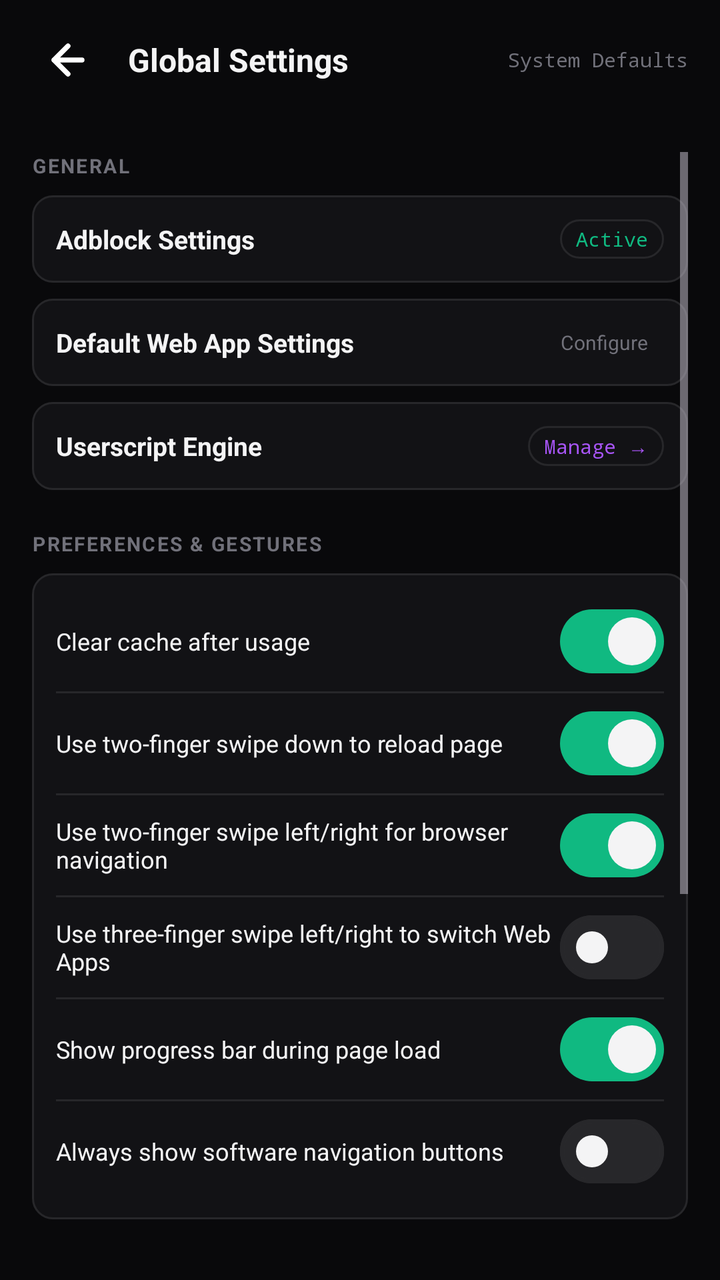
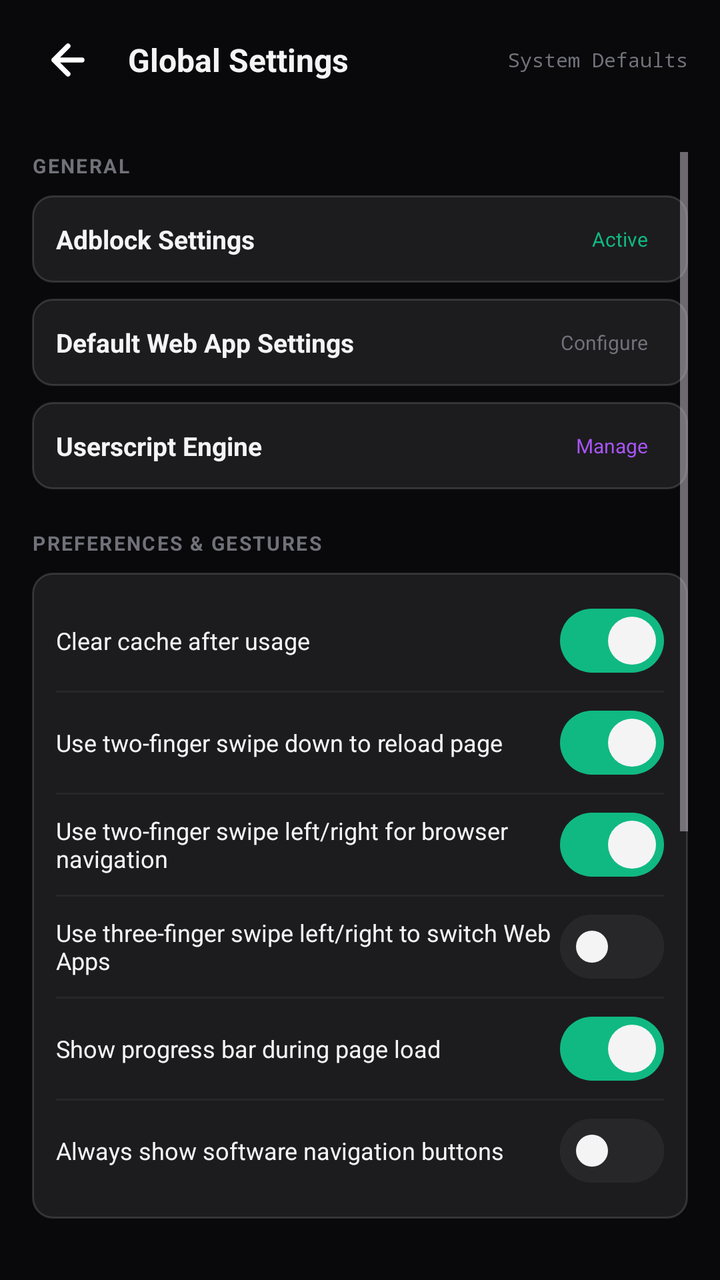

Before-and-after screenshots of an Android layout around one commit, followed by the original layout XML and the change that was made.
<!-- AndroidManifest.xml: application theme Theme.Scaffold -->
<!-- res/layout/activity_settings.xml -->
<?xml version="1.0" encoding="utf-8"?>
<LinearLayout xmlns:android="http://schemas.android.com/apk/res/android"
    xmlns:app="http://schemas.android.com/apk/res-auto"
    android:id="@+id/settings_root_layout"
    android:layout_width="match_parent"
    android:layout_height="match_parent"
    android:orientation="vertical"
    android:background="@color/bg_primary">

    
    <LinearLayout
        android:id="@+id/settings_header_layout"
        android:layout_width="match_parent"
        android:layout_height="wrap_content"
        android:orientation="horizontal"
        android:gravity="center_vertical"
        android:paddingHorizontal="16dp"
        android:paddingVertical="12dp"
        android:background="#15121215">

        <ImageButton
            android:id="@+id/settings_btn_back"
            android:layout_width="36dp"
            android:layout_height="36dp"
            android:background="?attr/selectableItemBackgroundBorderless"
            android:src="@drawable/ic_arrow_back"
            android:contentDescription="Back" />

        <TextView
            android:layout_width="0dp"
            android:layout_height="wrap_content"
            android:layout_weight="1"
            android:layout_marginStart="12dp"
            android:text="@string/global_settings"
            android:textColor="@color/text_primary"
            android:textSize="16sp"
            android:textStyle="bold" />

        <TextView
            android:layout_width="wrap_content"
            android:layout_height="wrap_content"
            android:text="System Defaults"
            android:textColor="@color/text_muted"
            android:textSize="10sp"
            android:fontFamily="monospace" />
    </LinearLayout>

    <ScrollView
        android:layout_width="match_parent"
        android:layout_height="match_parent"
        android:padding="16dp">

        <LinearLayout
            android:layout_width="match_parent"
            android:layout_height="wrap_content"
            android:orientation="vertical"
            android:paddingBottom="32dp">

            
            <TextView
                android:layout_width="wrap_content"
                android:layout_height="wrap_content"
                android:text="GENERAL"
                android:textColor="@color/text_muted"
                android:textSize="10sp"
                android:textStyle="bold"
                android:letterSpacing="0.08" />

            
            <LinearLayout
                android:id="@+id/settings_row_adblock"
                android:layout_width="match_parent"
                android:layout_height="wrap_content"
                android:orientation="horizontal"
                android:gravity="center_vertical"
                android:background="@drawable/bg_card"
                android:foreground="?attr/selectableItemBackground"
                android:padding="12dp"
                android:layout_marginTop="8dp"
                android:clickable="true"
                android:focusable="true">

                <TextView
                    android:layout_width="0dp"
                    android:layout_height="wrap_content"
                    android:layout_weight="1"
                    android:text="Adblock Settings"
                    android:textColor="@color/text_primary"
                    android:textSize="13sp"
                    android:textStyle="bold" />

                <TextView
                    android:layout_width="wrap_content"
                    android:layout_height="wrap_content"
                    android:text="Active"
                    android:textColor="@color/accent_emerald"
                    android:textSize="10sp"
                    android:fontFamily="monospace"
                    android:paddingHorizontal="8dp"
                    android:paddingVertical="3dp"
                    android:background="@drawable/bg_card" />
            </LinearLayout>

            
            <LinearLayout
                android:id="@+id/settings_row_default_app"
                android:layout_width="match_parent"
                android:layout_height="wrap_content"
                android:orientation="horizontal"
                android:gravity="center_vertical"
                android:background="@drawable/bg_card"
                android:foreground="?attr/selectableItemBackground"
                android:padding="12dp"
                android:layout_marginTop="8dp"
                android:clickable="true"
                android:focusable="true">

                <TextView
                    android:layout_width="0dp"
                    android:layout_height="wrap_content"
                    android:layout_weight="1"
                    android:text="Default Web App Settings"
                    android:textColor="@color/text_primary"
                    android:textSize="13sp"
                    android:textStyle="bold" />

                <TextView
                    android:layout_width="wrap_content"
                    android:layout_height="wrap_content"
                    android:text="Configure"
                    android:textColor="@color/text_muted"
                    android:textSize="10sp"
                    android:paddingHorizontal="8dp"
                    android:paddingVertical="3dp" />
            </LinearLayout>

            
            <LinearLayout
                android:id="@+id/settings_row_userscripts"
                android:layout_width="match_parent"
                android:layout_height="wrap_content"
                android:orientation="horizontal"
                android:gravity="center_vertical"
                android:background="@drawable/bg_card"
                android:foreground="?attr/selectableItemBackground"
                android:padding="12dp"
                android:layout_marginTop="8dp"
                android:clickable="true"
                android:focusable="true">

                <TextView
                    android:layout_width="0dp"
                    android:layout_height="wrap_content"
                    android:layout_weight="1"
                    android:text="Userscript Engine"
                    android:textColor="@color/text_primary"
                    android:textSize="13sp"
                    android:textStyle="bold" />

                <TextView
                    android:layout_width="wrap_content"
                    android:layout_height="wrap_content"
                    android:text="Manage →"
                    android:textColor="@color/accent_purple_bright"
                    android:textSize="10sp"
                    android:fontFamily="monospace"
                    android:paddingHorizontal="8dp"
                    android:paddingVertical="3dp"
                    android:background="@drawable/bg_card" />
            </LinearLayout>

            
            <TextView
                android:layout_width="wrap_content"
                android:layout_height="wrap_content"
                android:layout_marginTop="20dp"
                android:text="PREFERENCES &amp; GESTURES"
                android:textColor="@color/text_muted"
                android:textSize="10sp"
                android:textStyle="bold"
                android:letterSpacing="0.08" />

            <LinearLayout
                android:layout_width="match_parent"
                android:layout_height="wrap_content"
                android:orientation="vertical"
                android:background="@drawable/bg_card"
                android:padding="12dp"
                android:layout_marginTop="8dp">

                
                <LinearLayout
                    android:layout_width="match_parent"
                    android:layout_height="44dp"
                    android:orientation="horizontal"
                    android:gravity="center_vertical">

                    <TextView
                        android:layout_width="0dp"
                        android:layout_height="wrap_content"
                        android:layout_weight="1"
                        android:text="Clear cache after usage"
                        android:textColor="@color/text_primary"
                        android:textSize="12sp" />

                    <com.google.android.material.materialswitch.MaterialSwitch
                        android:id="@+id/settings_switch_clear_cache"
                        android:layout_width="wrap_content"
                        android:layout_height="wrap_content"
                        android:checked="true"
                        app:thumbTint="@color/text_primary"
                        app:trackTint="@color/switch_track" />
                </LinearLayout>

                <View
                    android:layout_width="match_parent"
                    android:layout_height="1dp"
                    android:background="@color/border_primary"
                    android:layout_marginVertical="3dp" />

                
                <LinearLayout
                    android:layout_width="match_parent"
                    android:layout_height="44dp"
                    android:orientation="horizontal"
                    android:gravity="center_vertical">

                    <TextView
                        android:layout_width="0dp"
                        android:layout_height="wrap_content"
                        android:layout_weight="1"
                        android:text="Use two-finger swipe down to reload page"
                        android:textColor="@color/text_primary"
                        android:textSize="12sp" />

                    <com.google.android.material.materialswitch.MaterialSwitch
                        android:id="@+id/settings_switch_reload_gesture"
                        android:layout_width="wrap_content"
                        android:layout_height="wrap_content"
                        android:checked="true"
                        app:thumbTint="@color/text_primary"
                        app:trackTint="@color/switch_track" />
                </LinearLayout>

                <View
                    android:layout_width="match_parent"
                    android:layout_height="1dp"
                    android:background="@color/border_primary"
                    android:layout_marginVertical="3dp" />

                
                <LinearLayout
                    android:layout_width="match_parent"
                    android:layout_height="44dp"
                    android:orientation="horizontal"
                    android:gravity="center_vertical">

                    <TextView
                        android:layout_width="0dp"
                        android:layout_height="wrap_content"
                        android:layout_weight="1"
                        android:text="Use two-finger swipe left/right for browser navigation"
                        android:textColor="@color/text_primary"
                        android:textSize="12sp" />

                    <com.google.android.material.materialswitch.MaterialSwitch
                        android:id="@+id/settings_switch_nav_gesture"
                        android:layout_width="wrap_content"
                        android:layout_height="wrap_content"
                        android:checked="true"
                        app:thumbTint="@color/text_primary"
                        app:trackTint="@color/switch_track" />
                </LinearLayout>

                <View
                    android:layout_width="match_parent"
                    android:layout_height="1dp"
                    android:background="@color/border_primary"
                    android:layout_marginVertical="3dp" />

                
                <LinearLayout
                    android:layout_width="match_parent"
                    android:layout_height="44dp"
                    android:orientation="horizontal"
                    android:gravity="center_vertical">

                    <TextView
                        android:layout_width="0dp"
                        android:layout_height="wrap_content"
                        android:layout_weight="1"
                        android:text="Use three-finger swipe left/right to switch Web Apps"
                        android:textColor="@color/text_primary"
                        android:textSize="12sp" />

                    <com.google.android.material.materialswitch.MaterialSwitch
                        android:id="@+id/settings_switch_app_switch_gesture"
                        android:layout_width="wrap_content"
                        android:layout_height="wrap_content"
                        android:checked="false"
                        app:thumbTint="@color/text_primary"
                        app:trackTint="@color/switch_track" />
                </LinearLayout>

                <View
                    android:layout_width="match_parent"
                    android:layout_height="1dp"
                    android:background="@color/border_primary"
                    android:layout_marginVertical="3dp" />

                
                <LinearLayout
                    android:layout_width="match_parent"
                    android:layout_height="44dp"
                    android:orientation="horizontal"
                    android:gravity="center_vertical">

                    <TextView
                        android:layout_width="0dp"
                        android:layout_height="wrap_content"
                        android:layout_weight="1"
                        android:text="Show progress bar during page load"
                        android:textColor="@color/text_primary"
                        android:textSize="12sp" />

                    <com.google.android.material.materialswitch.MaterialSwitch
                        android:id="@+id/settings_switch_progress_bar"
                        android:layout_width="wrap_content"
                        android:layout_height="wrap_content"
                        android:checked="true"
                        app:thumbTint="@color/text_primary"
                        app:trackTint="@color/switch_track" />
                </LinearLayout>

                <View
                    android:layout_width="match_parent"
                    android:layout_height="1dp"
                    android:background="@color/border_primary"
                    android:layout_marginVertical="3dp" />

                
                <LinearLayout
                    android:layout_width="match_parent"
                    android:layout_height="44dp"
                    android:orientation="horizontal"
                    android:gravity="center_vertical">

                    <TextView
                        android:layout_width="0dp"
                        android:layout_height="wrap_content"
                        android:layout_weight="1"
                        android:text="Always show software navigation buttons"
                        android:textColor="@color/text_primary"
                        android:textSize="12sp" />

                    <com.google.android.material.materialswitch.MaterialSwitch
                        android:id="@+id/settings_switch_software_nav"
                        android:layout_width="wrap_content"
                        android:layout_height="wrap_content"
                        android:checked="false"
                        app:thumbTint="@color/text_primary"
                        app:trackTint="@color/switch_track" />
                </LinearLayout>

            </LinearLayout>

            
            <TextView
                android:layout_width="wrap_content"
                android:layout_height="wrap_content"
                android:layout_marginTop="20dp"
                android:text="STORAGE &amp; CACHE"
                android:textColor="@color/text_muted"
                android:textSize="10sp"
                android:textStyle="bold"
                android:letterSpacing="0.08" />

            <LinearLayout
                android:layout_width="match_parent"
                android:layout_height="wrap_content"
                android:orientation="horizontal"
                android:gravity="center_vertical"
                android:background="@drawable/bg_card"
                android:padding="12dp"
                android:layout_marginTop="8dp">

                <LinearLayout
                    android:layout_width="0dp"
                    android:layout_height="wrap_content"
                    android:layout_weight="1"
                    android:orientation="vertical">

                    <TextView
                        android:layout_width="wrap_content"
                        android:layout_height="wrap_content"
                        android:text="Cached Web Data"
                        android:textColor="@color/text_primary"
                        android:textSize="13sp"
                        android:textStyle="bold" />

                    <TextView
                        android:id="@+id/settings_tv_cache_size"
                        android:layout_width="wrap_content"
                        android:layout_height="wrap_content"
                        android:layout_marginTop="1dp"
                        android:text="Calculating... (500 MB auto-purge threshold)"
                        android:textColor="@color/text_muted"
                        android:textSize="10sp"
                        android:fontFamily="monospace" />
                </LinearLayout>

                <TextView
                    android:id="@+id/settings_btn_clear_cache"
                    android:layout_width="wrap_content"
                    android:layout_height="wrap_content"
                    android:text="Clear Cache"
                    android:textColor="@color/accent_rose"
                    android:textSize="12sp"
                    android:textStyle="bold"
                    android:padding="6dp" />
            </LinearLayout>

            
            <TextView
                android:layout_width="wrap_content"
                android:layout_height="wrap_content"
                android:layout_marginTop="20dp"
                android:text="BACKUP &amp; PORTABILITY"
                android:textColor="@color/text_muted"
                android:textSize="10sp"
                android:textStyle="bold"
                android:letterSpacing="0.08" />

            <LinearLayout
                android:layout_width="match_parent"
                android:layout_height="wrap_content"
                android:orientation="horizontal"
                android:layout_marginTop="8dp">

                <TextView
                    android:id="@+id/settings_btn_export"
                    android:layout_width="0dp"
                    android:layout_height="40dp"
                    android:layout_weight="1"
                    android:background="@drawable/bg_card"
                    android:foreground="?attr/selectableItemBackground"
                    android:gravity="center"
                    android:text="Export Settings &amp; Web Apps"
                    android:textColor="@color/text_primary"
                    android:textSize="11sp"
                    android:textStyle="bold"
                    android:clickable="true"
                    android:focusable="true" />

                <TextView
                    android:id="@+id/settings_btn_import"
                    android:layout_width="0dp"
                    android:layout_height="40dp"
                    android:layout_weight="1"
                    android:layout_marginStart="8dp"
                    android:background="@drawable/bg_card"
                    android:foreground="?attr/selectableItemBackground"
                    android:gravity="center"
                    android:text="Import Settings &amp; Web Apps"
                    android:textColor="@color/text_primary"
                    android:textSize="11sp"
                    android:textStyle="bold"
                    android:clickable="true"
                    android:focusable="true" />
            </LinearLayout>

            
            <TextView
                android:layout_width="wrap_content"
                android:layout_height="wrap_content"
                android:layout_marginTop="20dp"
                android:text="ABOUT &amp; SYSTEM"
                android:textColor="@color/text_muted"
                android:textSize="10sp"
                android:textStyle="bold"
                android:letterSpacing="0.08" />

            <LinearLayout
                android:id="@+id/settings_row_about"
                android:layout_width="match_parent"
                android:layout_height="wrap_content"
                android:orientation="horizontal"
                android:gravity="center_vertical"
                android:background="@drawable/bg_card"
                android:foreground="?attr/selectableItemBackground"
                android:padding="12dp"
                android:layout_marginTop="8dp"
                android:clickable="true"
                android:focusable="true">

                <TextView
                    android:layout_width="0dp"
                    android:layout_height="wrap_content"
                    android:layout_weight="1"
                    android:text="About Scraffold &amp; Licenses"
                    android:textColor="@color/text_primary"
                    android:textSize="13sp"
                    android:textStyle="bold" />

                <TextView
                    android:id="@+id/settings_tv_about_version"
                    android:layout_width="wrap_content"
                    android:layout_height="wrap_content"
                    android:text="v1.0.1 →"
                    android:textColor="@color/accent_emerald"
                    android:textSize="11sp"
                    android:fontFamily="monospace" />
            </LinearLayout>

        </LinearLayout>
    </ScrollView>

</LinearLayout>
<!-- resources referenced by this layout -->
<resources>
  <color name="accent_emerald">#10B981</color>
  <color name="accent_purple_bright">#A855F7</color>
  <color name="accent_rose">#F43F5E</color>
  <color name="bg_primary">#09090B</color>
  <color name="border_primary">#27272A</color>
  <color name="text_muted">#71717A</color>
  <color name="text_primary">#F4F4F5</color>
  <!-- drawable bg_card (drawable) -->
  <?xml version="1.0" encoding="utf-8"?>
  <shape xmlns:android="http://schemas.android.com/apk/res/android"
      android:shape="rectangle">
      <solid android:color="@color/bg_surface" />
      <stroke
          android:width="1dp"
          android:color="@color/border_primary" />
      <corners android:radius="10dp" />
  </shape>
  <!-- drawable ic_arrow_back (drawable) -->
  <vector xmlns:android="http://schemas.android.com/apk/res/android"
      android:width="24dp"
      android:height="24dp"
      android:viewportWidth="24"
      android:viewportHeight="24">
      <path
          android:strokeColor="#FFFFFF"
          android:strokeWidth="2.5"
          android:strokeLineCap="round"
          android:strokeLineJoin="round"
          android:pathData="M19,12 L5,12 M12,19 L5,12 L12,5" />
  </vector>
  <string name="global_settings">Global Settings</string>
  <style name="Theme.Scaffold" parent="Theme.Material3.Dark.NoActionBar">
          
          <item name="android:windowBackground">@color/bg_primary</item>
          <item name="android:statusBarColor">@color/bg_primary</item>
          <item name="android:navigationBarColor">@color/bg_primary</item>
          <item name="android:windowLightStatusBar">false</item>
          <item name="android:windowLightNavigationBar">false</item>
  
          
          <item name="colorPrimary">@color/accent_emerald</item>
          <item name="colorOnPrimary">@color/text_on_accent</item>
          <item name="colorSurface">@color/bg_surface</item>
          <item name="colorOnSurface">@color/text_primary</item>
          <item name="colorOutline">@color/border_primary</item>
      </style>
  <color name="bg_surface">#121215</color>
  <color name="text_on_accent">#000000</color>
</resources>

<!-- the commit's change to res/layout/activity_settings.xml (unified diff, before → after) -->
@@ -46,6 +46,7 @@
     </LinearLayout>
 
     <ScrollView
+        android:id="@+id/settings_scroll"
         android:layout_width="match_parent"
         android:layout_height="match_parent"
         android:padding="16dp">
@@ -95,10 +96,8 @@
                     android:text="Active"
                     android:textColor="@color/accent_emerald"
                     android:textSize="10sp"
-                    android:fontFamily="monospace"
                     android:paddingHorizontal="8dp"
-                    android:paddingVertical="3dp"
-                    android:background="@drawable/bg_card" />
+                    android:paddingVertical="3dp" />
             </LinearLayout>
 
             
@@ -160,13 +159,11 @@
                 <TextView
                     android:layout_width="wrap_content"
                     android:layout_height="wrap_content"
-                    android:text="Manage →"
+                    android:text="Manage"
                     android:textColor="@color/accent_purple_bright"
                     android:textSize="10sp"
-                    android:fontFamily="monospace"
                     android:paddingHorizontal="8dp"
-                    android:paddingVertical="3dp"
-                    android:background="@drawable/bg_card" />
+                    android:paddingVertical="3dp" />
             </LinearLayout>
 
             
@@ -418,6 +415,46 @@
                     android:textSize="12sp"
                     android:textStyle="bold"
                     android:padding="6dp" />
+            </LinearLayout>
+
+            <LinearLayout
+                android:layout_width="match_parent"
+                android:layout_height="wrap_content"
+                android:orientation="horizontal"
+                android:gravity="center_vertical"
+                android:background="@drawable/bg_card"
+                android:padding="12dp"
+                android:layout_marginTop="8dp">
+
+                <LinearLayout
+                    android:layout_width="0dp"
+                    android:layout_height="wrap_content"
+                    android:layout_weight="1"
+                    android:orientation="vertical">
+
+                    <TextView
+                        android:layout_width="wrap_content"
+                        android:layout_height="wrap_content"
+                        android:text="Auto-clear at 500 MB"
+                        android:textColor="@color/text_primary"
+                        android:textSize="13sp"
+                        android:textStyle="bold" />
+
+                    <TextView
+                        android:layout_width="wrap_content"
+                        android:layout_height="wrap_content"
+                        android:layout_marginTop="1dp"
+                        android:text="Logins and cookies are kept"
+                        android:textColor="@color/text_muted"
+                        android:textSize="10sp" />
+                </LinearLayout>
+
+                <com.google.android.material.materialswitch.MaterialSwitch
+                    android:id="@+id/settings_switch_auto_purge"
+                    android:layout_width="wrap_content"
+                    android:layout_height="wrap_content"
+                    app:thumbTint="@color/text_primary"
+                    app:trackTint="@color/switch_track" />
             </LinearLayout>
 
             
<!-- resource entries referenced after the edit -->
@@ -11,10 +11,10 @@
   <?xml version="1.0" encoding="utf-8"?>
   <shape xmlns:android="http://schemas.android.com/apk/res/android"
       android:shape="rectangle">
-      <solid android:color="@color/bg_surface" />
+      <solid android:color="#14FFFFFF" />
       <stroke
           android:width="1dp"
-          android:color="@color/border_primary" />
+          android:color="#24FFFFFF" />
       <corners android:radius="10dp" />
   </shape>
   <!-- drawable ic_arrow_back (drawable) -->
@@ -45,8 +45,36 @@
           <item name="colorSurface">@color/bg_surface</item>
           <item name="colorOnSurface">@color/text_primary</item>
           <item name="colorOutline">@color/border_primary</item>
+          <item name="alertDialogTheme">@style/ThemeOverlay.Scaffold.AlertDialog</item>
       </style>
   <color name="bg_surface">#121215</color>
+  <style name="ThemeOverlay.Scaffold.AlertDialog" parent="ThemeOverlay.AppCompat.Dialog.Alert">
+          <item name="android:windowBackground">@drawable/bg_dialog_glass</item>
+          <item name="colorAccent">@color/accent_emerald</item>
+          <item name="colorPrimary">@color/accent_emerald</item>
+          <item name="android:textColorPrimary">@color/text_primary</item>
+          <item name="android:textColorSecondary">@color/text_secondary</item>
+          <item name="android:backgroundDimAmount">0.5</item>
+      </style>
+  <!-- drawable bg_dialog_glass (drawable) -->
+  <?xml version="1.0" encoding="utf-8"?>
+  <inset xmlns:android="http://schemas.android.com/apk/res/android"
+      android:insetLeft="20dp"
+      android:insetRight="20dp"
+      android:insetTop="24dp"
+      android:insetBottom="24dp">
+      <shape android:shape="rectangle">
+          <gradient
+              android:angle="315"
+              android:startColor="#F2211A36"
+              android:endColor="#F212101C" />
+          <corners android:radius="20dp" />
+          <stroke
+              android:width="1dp"
+              android:color="#33FFFFFF" />
+      </shape>
+  </inset>
+  <color name="text_secondary">#A1A1AA</color>
   <color name="text_on_accent">#000000</color>
 </resources>
 
